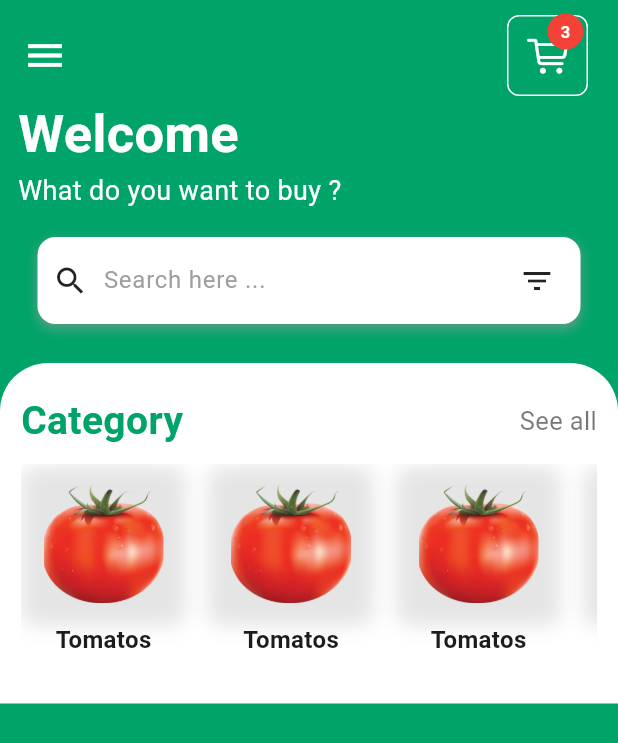
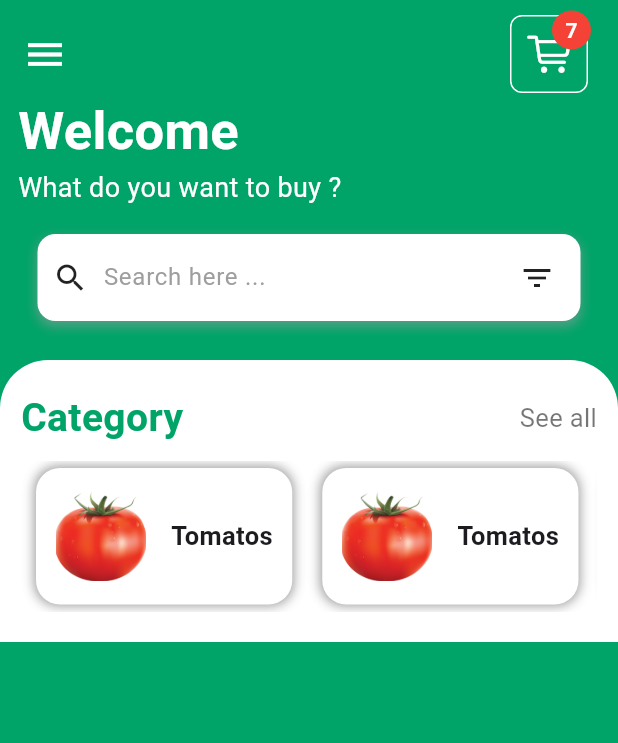
Before and after one commit to ayhem8hamdi/Shop_App, a Flutter app: the HomeScreen screen opened by its route, on a phone screen of 412 x 824 dp. Shown: the top 743 px of the screen. Run offline on Flutter 3.47's test engine with Material 3 defaults, Android fonts, the phone set to English and light mode, and no system bars; our stand-ins replace dio.

Commit message:
Refactor Code

```diff
--- a/lib/Helper/api.dart
+++ b/lib/Helper/api.dart
@@ -46,7 +46,7 @@ class Api {
       'Accept': 'application/json',
       'Content-Type': 'application/x-www-form-urlencoded',
     };
-    print(url);
+
     try {
       final Response response = await Dio().put(
         url,
@@ -55,7 +55,6 @@ class Api {
       );
 
       if (response.statusCode == 200) {
-        print(body);
         if (response.data is String) {
           return jsonDecode(response.data) as Map<String, dynamic>;
         }
@@ -66,7 +65,6 @@ class Api {
             'Failed to update data. Status code: ${response.statusCode}');
       }
     } on DioException catch (e) {
-      print(e.toString());
       throw Exception('Dio error: ${e.toString()}');
     } catch (e) {
       throw Exception('General error: ${e.toString()}');
--- a/lib/Views/home_screen.dart
+++ b/lib/Views/home_screen.dart
@@ -20,9 +20,6 @@ class HomeScreen extends StatelessWidget {
             crossAxisAlignment: CrossAxisAlignment.start,
             children: [
               CustomAppBar(),
-              Column(
-                crossAxisAlignment: CrossAxisAlignment.start,
-                children: [
               HomeHeaders(),
               SizedBox(
                 height: 18,
@@ -31,9 +28,7 @@ class HomeScreen extends StatelessWidget {
               SizedBox(
                 height: 26,
               ),
-                  HomeBody()
-                ],
-              ),
+              HomeBody(),
             ],
           ),
         ),
--- a/lib/Widgets/custom_appbar.dart
+++ b/lib/Widgets/custom_appbar.dart
@@ -1,4 +1,3 @@
-import 'package:flutter/cupertino.dart';
 import 'package:flutter/material.dart';
 import 'package:shopp_app/Widgets/custom_badge.dart';
 import 'package:shopp_app/constants.dart';
--- a/lib/Widgets/custom_badge.dart
+++ b/lib/Widgets/custom_badge.dart
@@ -9,26 +9,28 @@ class CustomBadge extends StatelessWidget {
   @override
   Widget build(BuildContext context) {
     return Badge(
+      offset: const Offset(7, -5),
       alignment: Alignment.topRight,
       smallSize: 18,
       largeSize: 24,
       label: const Text(
-        '3',
+        '7',
         style: TextStyle(
+          fontSize: 14,
           fontWeight: FontWeight.bold, // Make the text bold
         ),
       ),
       isLabelVisible: true,
       textColor: Colors.white,
       backgroundColor: Colors.red,
-      padding: const EdgeInsets.all(4),
+      padding: const EdgeInsets.symmetric(horizontal: 4, vertical: 3),
       child: GestureDetector(
         onTap: () {},
         child: Container(
-          padding: const EdgeInsets.all(6),
+          padding: const EdgeInsets.all(4),
           child: const Icon(
             CupertinoIcons.cart,
-            size: 28,
+            size: 30,
             color: Colors.white,
           ),
         ),
--- a/lib/Widgets/custom_category_item.dart
+++ b/lib/Widgets/custom_category_item.dart
@@ -10,48 +10,36 @@ class CustomCategory extends StatelessWidget {
 
   @override
   Widget build(BuildContext context) {
-    return Padding(
-      padding: const EdgeInsets.all(8.0),
+    return Container(
+      margin: const EdgeInsets.symmetric(horizontal: 10, vertical: 5),
+      padding: const EdgeInsets.symmetric(horizontal: 8),
+      decoration: BoxDecoration(
+          color: Colors.white,
+          borderRadius: BorderRadius.circular(16),
+          boxShadow: const [
+            BoxShadow(color: Colors.grey, blurRadius: 6, spreadRadius: 1)
+          ]),
       child: Row(
+        mainAxisAlignment: MainAxisAlignment.start,
         children: [
-          Column(
-            crossAxisAlignment: CrossAxisAlignment.center,
-            children: [
-              Container(
-                padding: const EdgeInsets.symmetric(horizontal: 7, vertical: 5),
-                decoration: BoxDecoration(
-                  borderRadius: BorderRadius.circular(10),
-                  boxShadow: [
-                    BoxShadow(
-                      color: Colors.black.withOpacity(0.1),
-                      spreadRadius: 8,
-                      blurRadius: 10,
-                      offset: const Offset(0, 2),
-                    ),
-                  ],
-                ),
-                child: ClipRRect(
-                  borderRadius: BorderRadius.circular(10),
+          Padding(
+            padding: const EdgeInsets.all(5),
             child: Image.asset(
               image,
-                    width: 80,
-                    height: 80,
+              width: 60,
+              height: 60,
               fit: BoxFit.cover,
             ),
           ),
-              ),
-              const SizedBox(height: 8),
-              const Text(
+          const Padding(
+            padding: EdgeInsets.only(left: 12, right: 5),
+            child: Text(
               'Tomatos',
               style: TextStyle(
                 fontWeight: FontWeight.bold,
-                  fontSize: 16,
+                fontSize: 17,
               ),
             ),
-            ],
-          ),
-          const SizedBox(
-            width: 15,
           ),
         ],
       ),
--- a/lib/Widgets/home_body.dart
+++ b/lib/Widgets/home_body.dart
@@ -18,6 +18,7 @@ class HomeBody extends StatelessWidget {
         ),
       ),
       child: Column(
+        mainAxisSize: MainAxisSize.min,
         crossAxisAlignment: CrossAxisAlignment.start,
         children: [
           Row(
@@ -42,7 +43,7 @@ class HomeBody extends StatelessWidget {
           ),
           const SizedBox(height: 10),
           const SizedBox(
-            height: 140,
+            height: 101,
             child: CustomListViewBuilder(),
           ),
         ],
```
Lines whose indentation alone changed are shown as unchanged.
